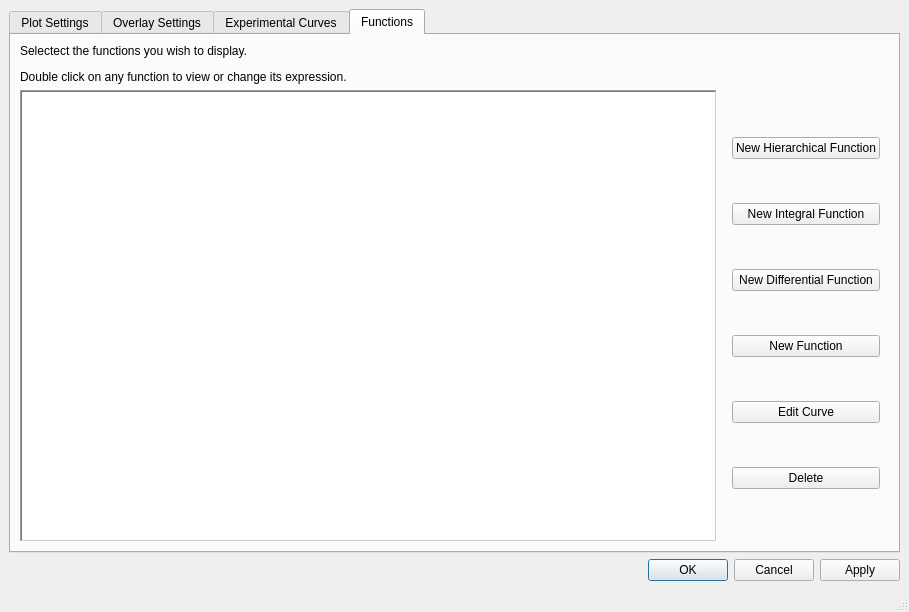
Old version of the form plotcontrolwindow.ui in the repository arntanguy/STS-simulator.
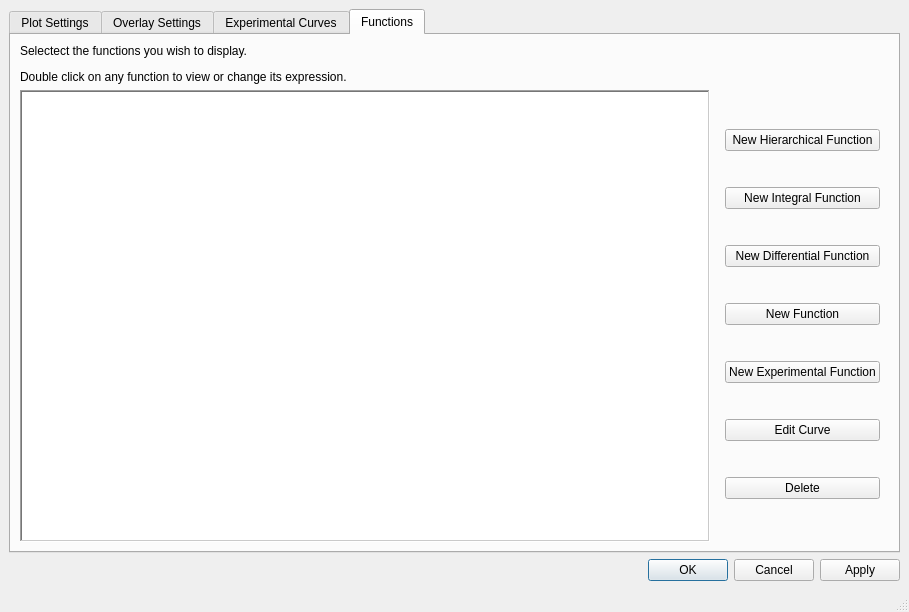
New version of the form. The open tabs and pages were chosen to show the change. Custom widgets are drawn as their Qt base class.

Commit message: Experimental function dialog

The edit to the form file:
```diff
--- a/plotcontrolwindow.ui
+++ b/plotcontrolwindow.ui
@@ -391,7 +391,7 @@
              </property>
             </widget>
            </item>
-           <item row="4" column="0">
+           <item row="5" column="0">
             <widget class="QPushButton" name="functionEditCurve">
              <property name="text">
               <string>Edit Curve</string>
@@ -412,7 +412,7 @@
              </property>
             </widget>
            </item>
-           <item row="5" column="0">
+           <item row="6" column="0">
             <widget class="QPushButton" name="functionDelete">
              <property name="enabled">
               <bool>true</bool>
@@ -422,6 +422,13 @@
              </property>
             </widget>
            </item>
+           <item row="4" column="0">
+            <widget class="QPushButton" name="functionExperimentalNew">
+             <property name="text">
+              <string>New Experimental Function</string>
+             </property>
+            </widget>
+           </item>
           </layout>
          </widget>
         </item>
```
Left out of the diff: 2 changed lines with no effect on the pictures. The commit also changes 9 other files.
